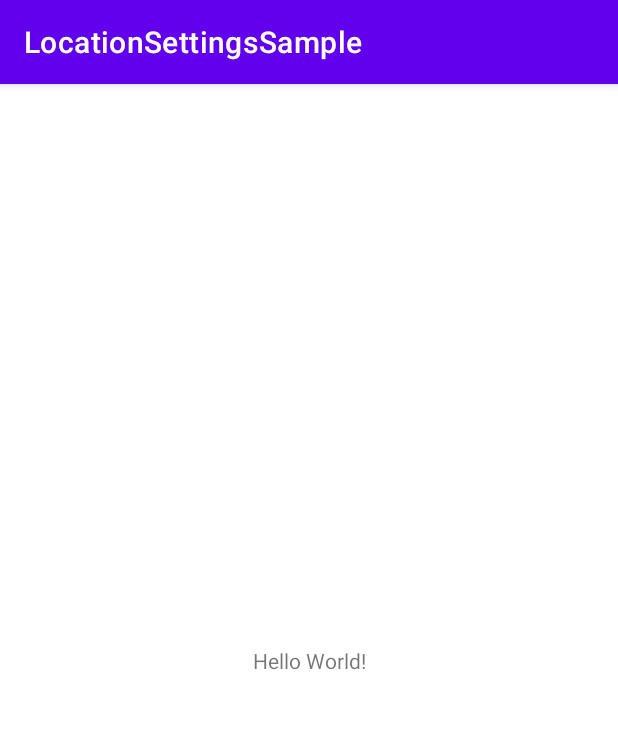
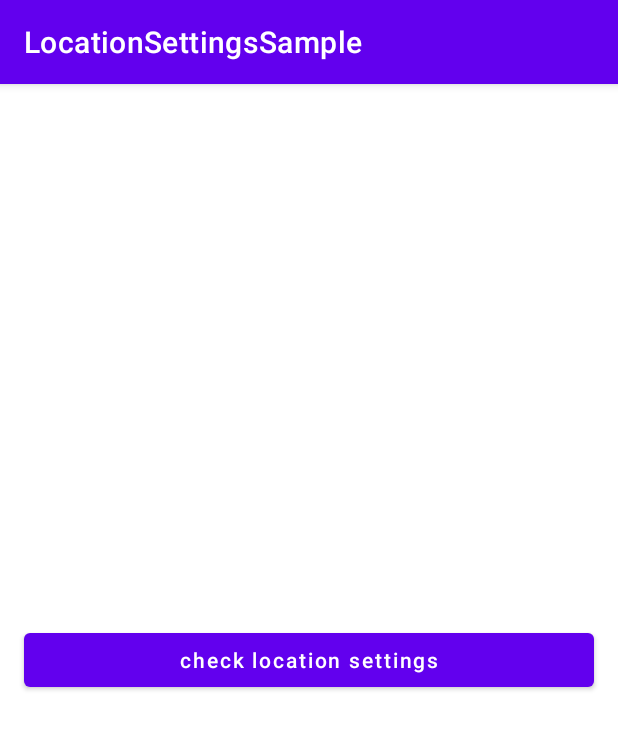
Before and after one commit to LeoAndo/LocationSettingsSample, an Android app: the screen it shows after launch (MainActivity), on a phone screen of 412 x 824 dp. Shown: the top 729 px of the screen. Run offline under Robolectric (Android 15) with nearby library versions, the phone set to English and light mode, and no system bars.

Commit message:
位置情報設定のチェック

```diff
--- a/app/build.gradle
+++ b/app/build.gradle
@@ -42,4 +42,5 @@ dependencies {
     testImplementation 'junit:junit:4.+'
     androidTestImplementation 'androidx.test.ext:junit:1.1.2'
     androidTestImplementation 'androidx.test.espresso:espresso-core:3.3.0'
+    implementation 'com.google.android.gms:play-services-location:18.0.0'
 }
--- a/app/src/main/res/layout/activity_main.xml
+++ b/app/src/main/res/layout/activity_main.xml
@@ -6,13 +6,15 @@
     android:layout_height="match_parent"
     tools:context=".MainActivity">
 
-    <TextView
-        android:layout_width="wrap_content"
+    <Button
+        android:id="@+id/buttonCheckLocationSettings"
+        android:layout_width="0dp"
         android:layout_height="wrap_content"
-        android:text="Hello World!"
+        android:layout_marginHorizontal="16dp"
+        android:text="check location settings"
+        android:textAllCaps="false"
         app:layout_constraintBottom_toBottomOf="parent"
-        app:layout_constraintLeft_toLeftOf="parent"
-        app:layout_constraintRight_toRightOf="parent"
+        app:layout_constraintEnd_toEndOf="parent"
+        app:layout_constraintStart_toStartOf="parent"
         app:layout_constraintTop_toTopOf="parent" />
-
 </androidx.constraintlayout.widget.ConstraintLayout>
```
Also changed, not shown: app/src/main/java/com/template/locationsettingssample/MainActivity.kt (+108 -1 lines).
